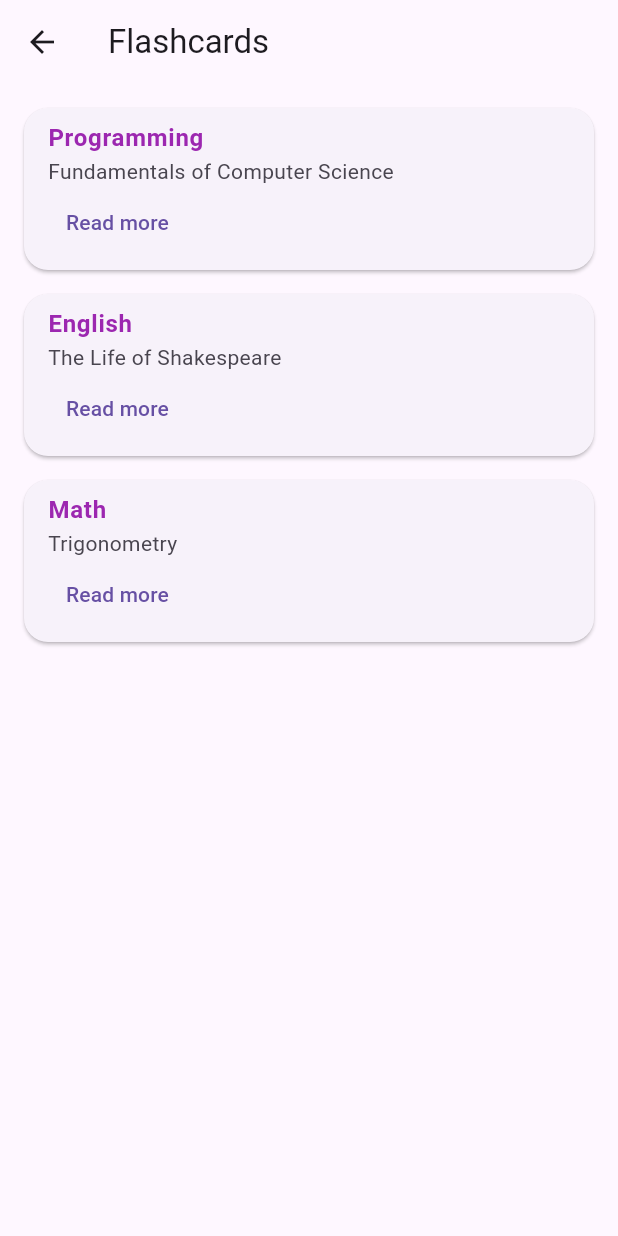
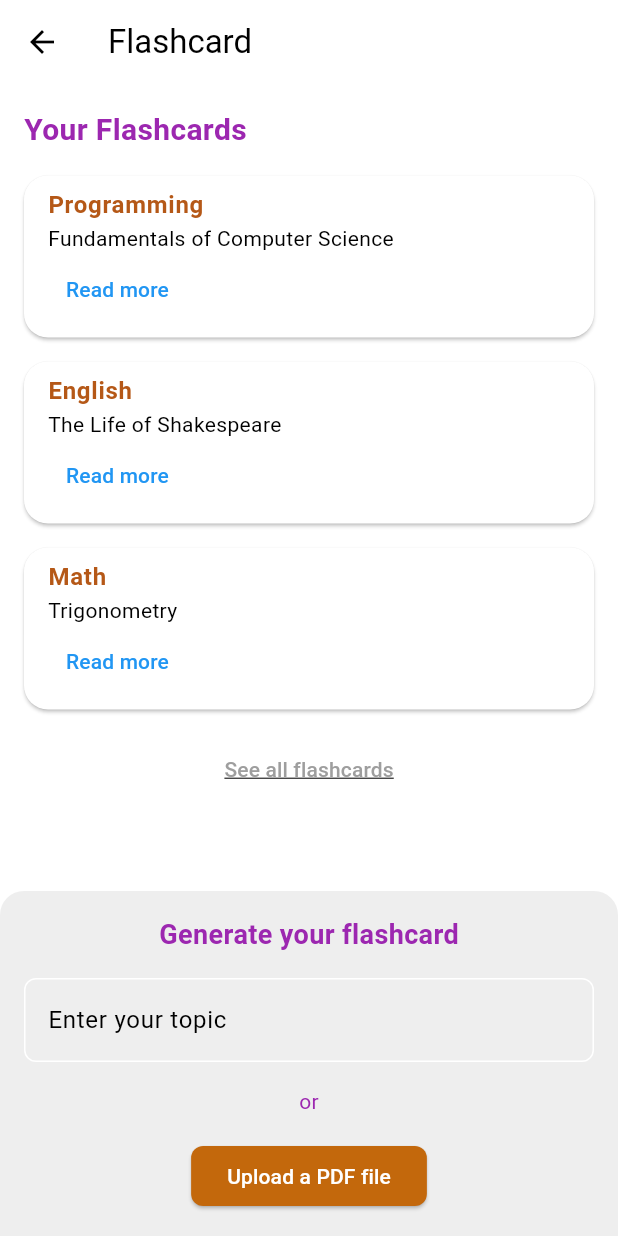
Before and after one commit to sakibahammed/AI-powered-Study-Planner-and-Learning-Assistant, a Flutter app: the screen it shows after launch, after a tap on "Flashcard", on a phone screen of 412 x 824 dp. Run offline on Flutter 3.47's test engine with Material 3 defaults, Android fonts, the phone set to English and light mode, and no system bars.

Commit message:
flashcard skeleton done

```diff
--- a/ai_study_planner/lib/main.dart
+++ b/ai_study_planner/lib/main.dart
@@ -11,6 +11,13 @@
     return MaterialApp(
       debugShowCheckedModeBanner: false,
       title: 'Dashboard UI',
+      theme: ThemeData(
+        primaryColor: Colors.purple,
+        colorScheme: ColorScheme.fromSwatch().copyWith(
+          secondary: Colors.purpleAccent,
+        ),
+        textTheme: TextTheme(bodyMedium: TextStyle(color: Colors.purple)),
+      ),
       home: DashboardScreen(),
     );
   }
--- a/ai_study_planner/lib/screens/flashcard_screen.dart
+++ b/ai_study_planner/lib/screens/flashcard_screen.dart
@@ -37,10 +37,30 @@
   @override
   Widget build(BuildContext context) {
     return Scaffold(
-      appBar: AppBar(title: Text('Flashcards')),
-      body: Padding(
+      appBar: AppBar(
+        title: Text('Flashcard'),
+        leading: IconButton(
+          icon: Icon(Icons.arrow_back),
+          onPressed: () {
+            Navigator.pop(context);
+          },
+        ),
+      ),
+      body: Column(
+        children: [
+          Padding(
             padding: EdgeInsets.all(16),
-        child: ListView.builder(
+            child: Column(
+              crossAxisAlignment: CrossAxisAlignment.start,
+              children: [
+                Text(
+                  'Your Flashcards',
+                  style: TextStyle(fontSize: 20, fontWeight: FontWeight.bold),
+                ),
+                SizedBox(height: 16),
+                ListView.builder(
+                  shrinkWrap: true,
+                  physics: NeverScrollableScrollPhysics(),
                   itemCount: flashcards.length,
                   itemBuilder: (context, index) {
                     final flashcard = flashcards[index];
@@ -53,7 +73,7 @@
                         title: Text(
                           flashcard.subject,
                           style: TextStyle(
-                    color: Colors.purple,
+                            color: const Color.fromARGB(255, 181, 88, 23),
                             fontWeight: FontWeight.bold,
                           ),
                         ),
@@ -66,8 +86,9 @@
                                 Navigator.push(
                                   context,
                                   MaterialPageRoute(
-                            builder: (context) =>
-                                FlashcardDetailPage(flashcard: flashcard),
+                                    builder: (context) => FlashcardDetailPage(
+                                      flashcard: flashcard,
+                                    ),
                                   ),
                                 );
                               },
@@ -79,6 +100,67 @@
                     );
                   },
                 ),
+                Center(
+                  child: TextButton(
+                    onPressed: () {
+                      // Navigate to all flashcards screen
+                    },
+                    child: Text(
+                      'See all flashcards',
+                      style: TextStyle(
+                        color: Colors.grey,
+                        decoration: TextDecoration.underline,
+                      ),
+                    ),
+                  ),
+                ),
+              ],
+            ),
+          ),
+          Spacer(),
+          Container(
+            padding: EdgeInsets.all(16),
+            decoration: BoxDecoration(
+              color: Colors.grey.shade200,
+              borderRadius: BorderRadius.vertical(top: Radius.circular(16)),
+            ),
+            child: Column(
+              children: [
+                Text(
+                  'Generate your flashcard',
+                  style: TextStyle(fontSize: 18, fontWeight: FontWeight.bold),
+                ),
+                SizedBox(height: 16),
+                TextField(
+                  decoration: InputDecoration(
+                    hintText: 'Enter your topic',
+                    border: OutlineInputBorder(
+                      borderRadius: BorderRadius.circular(8),
+                    ),
+                  ),
+                ),
+                SizedBox(height: 16),
+                Text('or'),
+                SizedBox(height: 16),
+                ElevatedButton(
+                  onPressed: () {
+                    // Handle PDF upload
+                  },
+                  style: ElevatedButton.styleFrom(
+                    backgroundColor: const Color.fromARGB(255, 195, 104, 12),
+                    shape: RoundedRectangleBorder(
+                      borderRadius: BorderRadius.circular(8),
+                    ),
+                  ),
+                  child: Text(
+                    'Upload a PDF file',
+                    style: TextStyle(color: Colors.white),
+                  ),
+                ),
+              ],
+            ),
+          ),
+        ],
       ),
     );
   }
--- a/ai_study_planner/pubspec.yaml
+++ b/ai_study_planner/pubspec.yaml
@@ -62,9 +62,7 @@
   #   - images/a_dot_burr.jpeg
   #   - images/a_dot_ham.jpeg
 
-  flutter:
-    sdk: flutter
-  file_picker: ^6.1.1
+
 
   # An image asset can refer to one or more resolution-specific "variants", see
   # https://flutter.dev/to/resolution-aware-images
```
Lines whose indentation alone changed are shown as unchanged.
